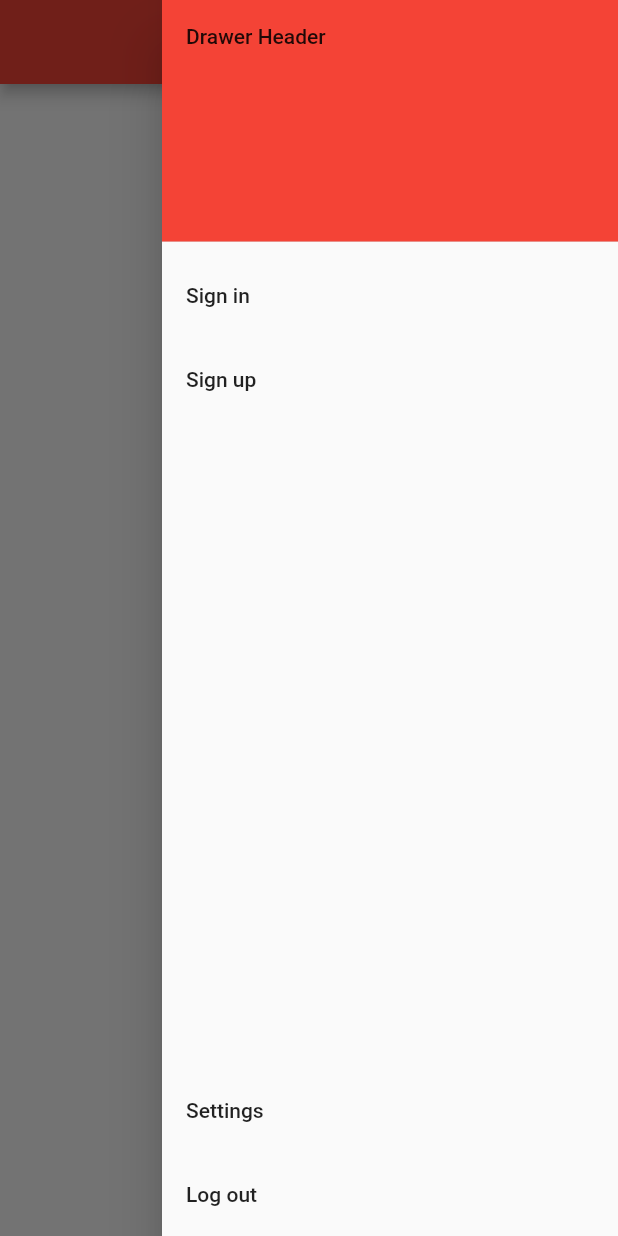
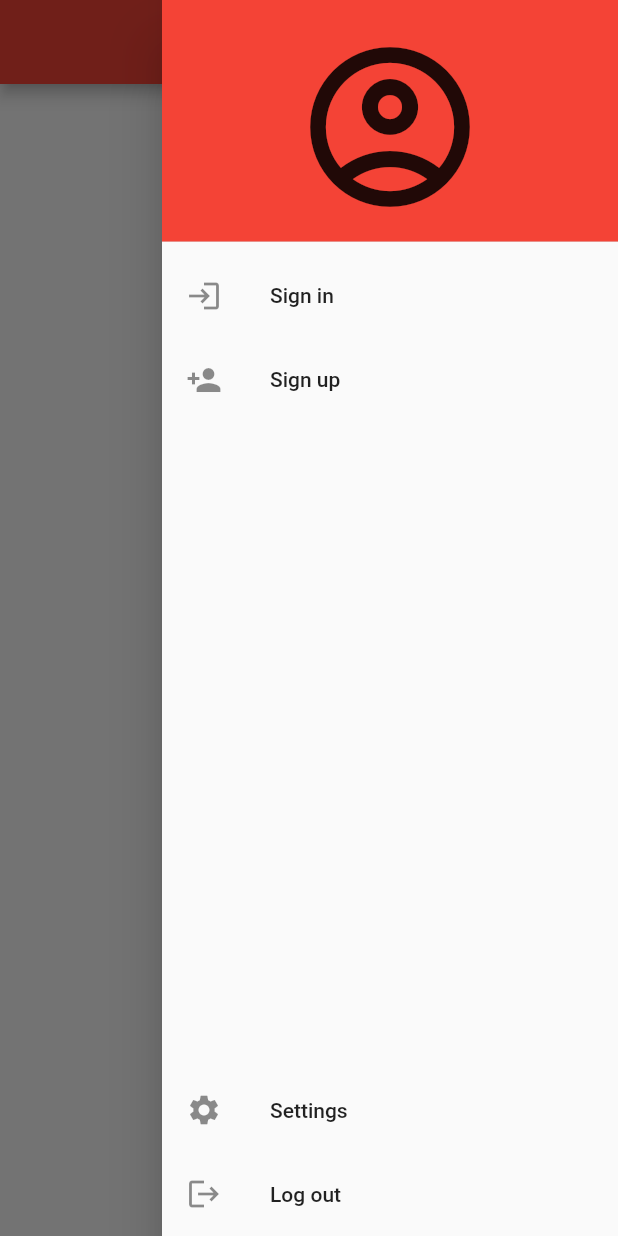
Before and after one commit to Xevi8X/flutter_mini_9-ticket, a Flutter app: the screen it shows after launch, with the side drawer open, on a phone screen of 412 x 824 dp. Run offline on Flutter 3.47's test engine with Material 2 defaults, Android fonts, the phone set to English and light mode, and no system bars.

Commit message:
Drawer icons added

```diff
--- a/lib/main.dart
+++ b/lib/main.dart
@@ -54,12 +54,14 @@ class MyScaffold extends StatelessWidget {
                 child: ListView(
                   children: [
                     DrawerHeader(
+
                       decoration: BoxDecoration(
                         color: Theme.of(context).primaryColor,
                       ),
-                      child: Text('Drawer Header'),
+                      child: Icon(Icons.account_circle_outlined, size: 128,),
                     ),
                     ListTile(
+                      leading: const Icon(Icons.login),
                       title: const Text('Sign in'),
                       onTap: () {
                         Navigator.of(context).popUntil((route) => route.isFirst);
@@ -67,6 +69,7 @@ class MyScaffold extends StatelessWidget {
                       },
                     ),
                     ListTile(
+                      leading: const Icon(Icons.person_add),
                       title: const Text('Sign up'),
                       onTap: () {
                         Navigator.of(context).popUntil((route) => route.isFirst);
@@ -77,6 +80,7 @@ class MyScaffold extends StatelessWidget {
                 ),
               ),
               ListTile(
+                leading: const Icon(Icons.settings),
                 title: const Text('Settings'),
                 onTap: () {
                   Navigator.of(context).popUntil((route) => route.isFirst);
@@ -84,6 +88,7 @@ class MyScaffold extends StatelessWidget {
                 },
               ),
               ListTile(
+                leading: const Icon(Icons.logout),
                 title: const Text('Log out'),
                 onTap: () {
 
```
